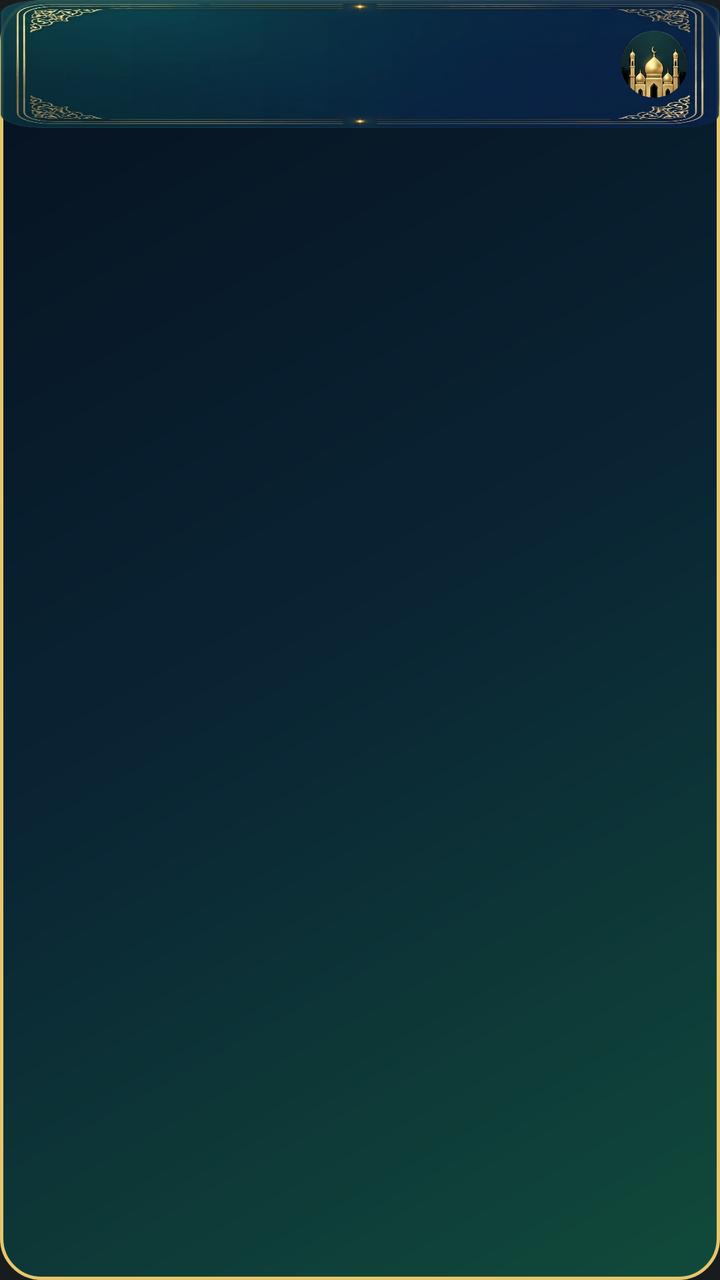
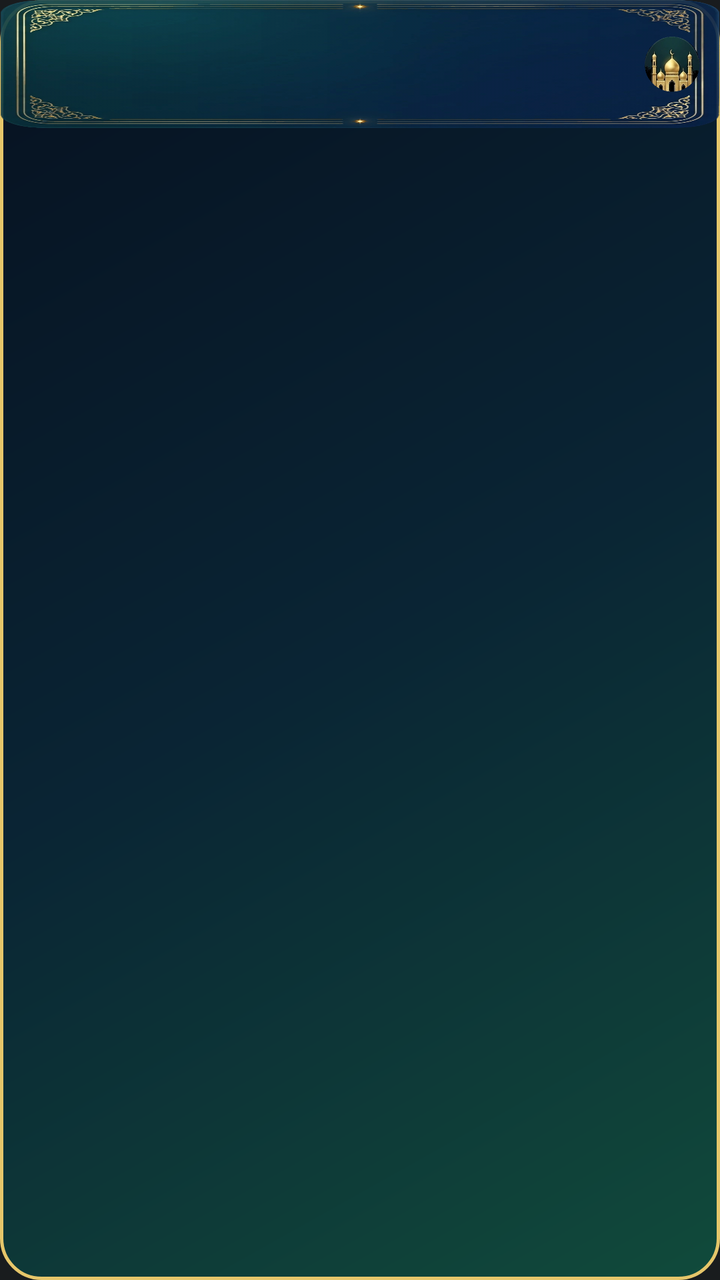

Compare the two renders of this Android layout. The source of the first and the diff that turns it into the second are given below.
<!-- AndroidManifest.xml: application theme android:Theme.DeviceDefault.NoActionBar -->
<!-- res/layout/notif_sakina_live_collapsed.xml -->
<?xml version="1.0" encoding="utf-8"?>
<FrameLayout xmlns:android="http://schemas.android.com/apk/res/android"
    android:layout_width="match_parent"
    android:layout_height="wrap_content"
    android:background="@drawable/bg_notif_glass_card"
    android:layoutDirection="rtl">

    <ImageView
        android:layout_width="match_parent"
        android:layout_height="64dp"
        android:scaleType="fitXY"
        android:src="@drawable/bg_glass_gold_card"
        android:contentDescription="@null" />

    <LinearLayout
        android:layout_width="match_parent"
        android:layout_height="64dp"
        android:gravity="center_vertical"
        android:orientation="horizontal"
        android:paddingStart="16dp"
        android:paddingEnd="16dp">

        <ImageView
            android:layout_width="34dp"
            android:layout_height="34dp"
            android:layout_marginEnd="10dp"
            android:scaleType="centerCrop"
            android:src="@drawable/ic_3d_mosque"
            android:contentDescription="@null" />

        <LinearLayout
            android:layout_width="0dp"
            android:layout_height="wrap_content"
            android:layout_weight="1"
            android:orientation="vertical">

            <LinearLayout
                android:layout_width="match_parent"
                android:layout_height="wrap_content"
                android:gravity="center_vertical"
                android:orientation="horizontal">

                <TextView
                    android:id="@+id/tv_collapsed_prayer"
                    android:layout_width="0dp"
                    android:layout_height="wrap_content"
                    android:layout_weight="1"
                    android:ellipsize="end"
                    android:maxLines="1"
                    android:textColor="#FFF7E7B4"
                    android:textSize="15sp"
                    android:textStyle="bold" />

                <TextView
                    android:id="@+id/tv_collapsed_countdown"
                    android:layout_width="wrap_content"
                    android:layout_height="wrap_content"
                    android:textColor="#FF1EE3A8"
                    android:textSize="15sp"
                    android:textStyle="bold" />
            </LinearLayout>

            <TextView
                android:id="@+id/tv_collapsed_meta"
                android:layout_width="match_parent"
                android:layout_height="wrap_content"
                android:layout_marginTop="2dp"
                android:ellipsize="end"
                android:maxLines="1"
                android:textColor="#CCFAF6EC"
                android:textSize="11sp" />
        </LinearLayout>
    </LinearLayout>
</FrameLayout>
<!-- resources referenced by this layout -->
<resources>
  <!-- drawable bg_glass_gold_card: webp bitmap (drawable, 40532 bytes) -->
  <!-- drawable bg_notif_glass_card (drawable) -->
  <?xml version="1.0" encoding="utf-8"?>
  <shape xmlns:android="http://schemas.android.com/apk/res/android" android:shape="rectangle">
      <gradient
          android:angle="135"
          android:startColor="#FA104B3B"
          android:centerColor="#FA092434"
          android:endColor="#FF05101F" />
      <stroke android:width="1.6dp" android:color="#FFE6C66A" />
      <corners android:radius="20dp" />
  </shape>
  <!-- drawable ic_3d_mosque: webp bitmap (drawable, 6246 bytes) -->
</resources>

<!-- the commit's change to res/layout/notif_sakina_live_collapsed.xml (unified diff, before → after) -->
@@ -17,13 +17,13 @@
         android:layout_height="64dp"
         android:gravity="center_vertical"
         android:orientation="horizontal"
-        android:paddingStart="16dp"
-        android:paddingEnd="16dp">
+        android:paddingStart="10dp"
+        android:paddingEnd="10dp">
 
         <ImageView
-            android:layout_width="34dp"
-            android:layout_height="34dp"
-            android:layout_marginEnd="10dp"
+            android:layout_width="28dp"
+            android:layout_height="28dp"
+            android:layout_marginEnd="7dp"
             android:scaleType="centerCrop"
             android:src="@drawable/ic_3d_mosque"
             android:contentDescription="@null" />
@@ -48,15 +48,17 @@
                     android:ellipsize="end"
                     android:maxLines="1"
                     android:textColor="#FFF7E7B4"
-                    android:textSize="15sp"
+                    android:textSize="13sp"
                     android:textStyle="bold" />
 
                 <TextView
                     android:id="@+id/tv_collapsed_countdown"
                     android:layout_width="wrap_content"
                     android:layout_height="wrap_content"
+                    android:layout_marginStart="6dp"
+                    android:maxLines="1"
                     android:textColor="#FF1EE3A8"
-                    android:textSize="15sp"
+                    android:textSize="13sp"
                     android:textStyle="bold" />
             </LinearLayout>
 
@@ -68,7 +70,7 @@
                 android:ellipsize="end"
                 android:maxLines="1"
                 android:textColor="#CCFAF6EC"
-                android:textSize="11sp" />
+                android:textSize="10sp" />
         </LinearLayout>
     </LinearLayout>
 </FrameLayout>
